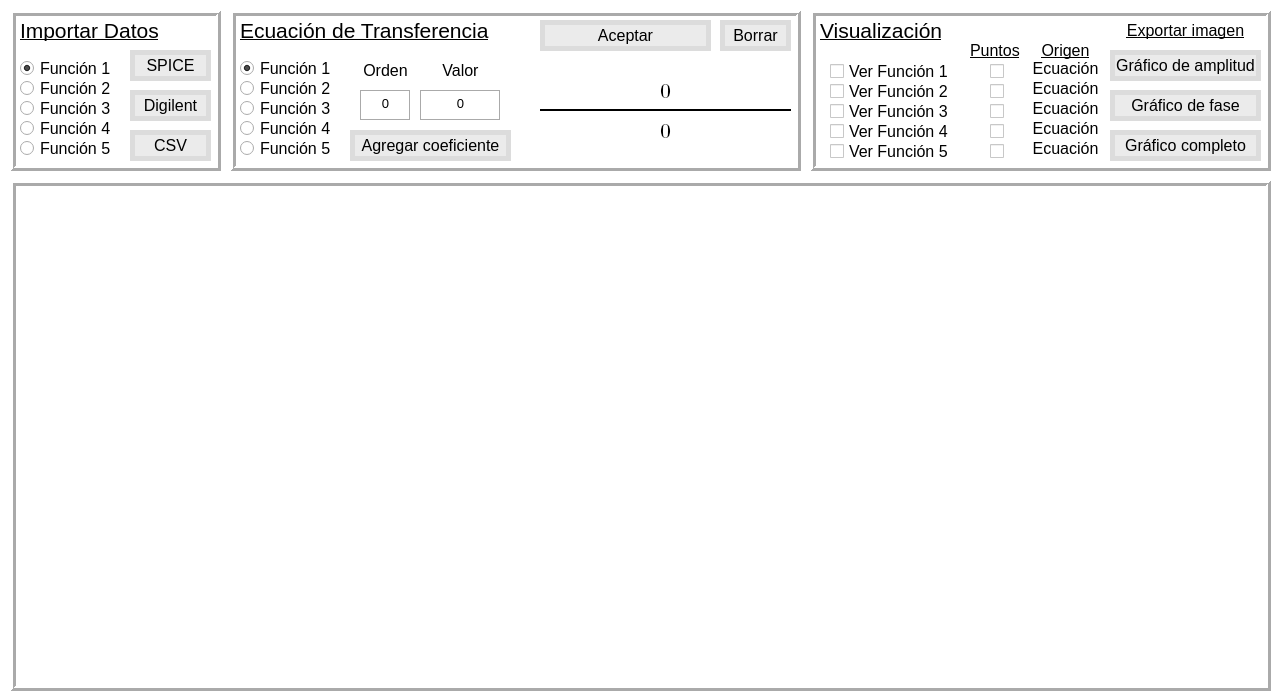
This is ui/mainwindow.ui in pabgonzalez/Plot_Tool as Qt 5 draws it before an edit. The edited form follows.
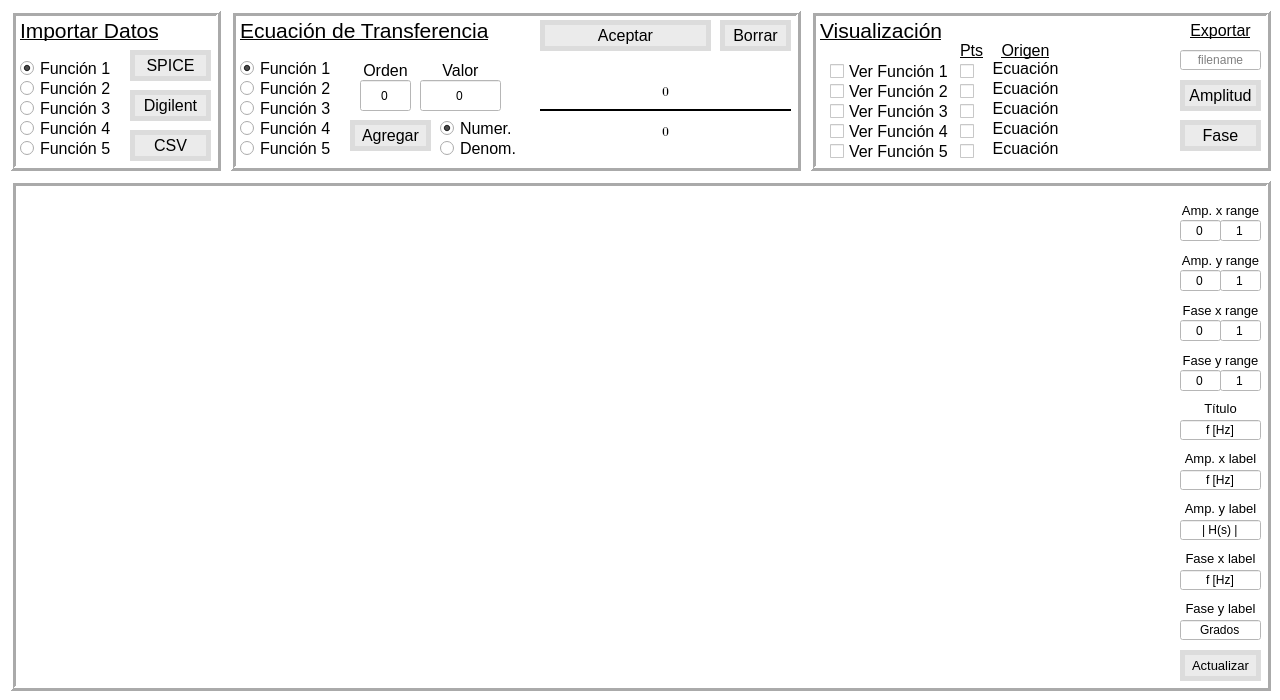
This is the edited form.

The edit to the form file:
```diff
--- a/ui/mainwindow.ui
+++ b/ui/mainwindow.ui
@@ -1,7 +1,7 @@
 <?xml version="1.0" encoding="UTF-8"?>
 <ui version="4.0">
- <class>MainWindow</class>
- <widget class="QMainWindow" name="MainWindow">
+ <class>PlotTool</class>
+ <widget class="QMainWindow" name="PlotTool">
   <property name="geometry">
    <rect>
     <x>0</x>
@@ -354,7 +354,7 @@
       <enum>Qt::Horizontal</enum>
      </property>
     </widget>
-    <widget class="QLabel" name="numerator">
+    <widget class="QLabel" name="numlabel">
      <property name="geometry">
       <rect>
        <x>315</x>
@@ -366,7 +366,7 @@
      <property name="font">
       <font>
        <family>Cambria Math</family>
-       <pointsize>16</pointsize>
+       <pointsize>10</pointsize>
       </font>
      </property>
      <property name="text">
@@ -402,6 +402,9 @@
      <property name="checked">
       <bool>true</bool>
      </property>
+     <attribute name="buttonGroup">
+      <string notr="true">buttonGroup_2</string>
+     </attribute>
     </widget>
     <widget class="QRadioButton" name="transferf3">
      <property name="geometry">
@@ -429,6 +432,9 @@
      <property name="checked">
       <bool>false</bool>
      </property>
+     <attribute name="buttonGroup">
+      <string notr="true">buttonGroup_2</string>
+     </attribute>
     </widget>
     <widget class="QRadioButton" name="transferf2">
      <property name="geometry">
@@ -456,90 +462,11 @@
      <property name="checked">
       <bool>false</bool>
      </property>
+     <attribute name="buttonGroup">
+      <string notr="true">buttonGroup_2</string>
+     </attribute>
     </widget>
-    <widget class="QTextEdit" name="coefvalue">
-     <property name="geometry">
-      <rect>
-       <x>190</x>
-       <y>80</y>
-       <width>81</width>
-       <height>31</height>
-      </rect>
-     </property>
-     <property name="font">
-      <font>
-       <pointsize>10</pointsize>
-      </font>
-     </property>
-     <property name="inputMethodHints">
-      <set>Qt::ImhFormattedNumbersOnly</set>
-     </property>
-     <property name="frameShape">
-      <enum>QFrame::Box</enum>
-     </property>
-     <property name="verticalScrollBarPolicy">
-      <enum>Qt::ScrollBarAlwaysOff</enum>
-     </property>
-     <property name="horizontalScrollBarPolicy">
-      <enum>Qt::ScrollBarAlwaysOff</enum>
-     </property>
-     <property name="lineWrapMode">
-      <enum>QTextEdit::NoWrap</enum>
-     </property>
-     <property name="readOnly">
-      <bool>false</bool>
-     </property>
-     <property name="html">
-      <string>&lt;!DOCTYPE HTML PUBLIC &quot;-//W3C//DTD HTML 4.0//EN&quot; &quot;http://www.w3.org/TR/REC-html40/strict.dtd&quot;&gt;
-&lt;html&gt;&lt;head&gt;&lt;meta name=&quot;qrichtext&quot; content=&quot;1&quot; /&gt;&lt;style type=&quot;text/css&quot;&gt;
-p, li { white-space: pre-wrap; }
-&lt;/style&gt;&lt;/head&gt;&lt;body style=&quot; font-family:'MS Shell Dlg 2'; font-size:10pt; font-weight:400; font-style:normal;&quot;&gt;
-&lt;p align=&quot;center&quot; style=&quot; margin-top:0px; margin-bottom:0px; margin-left:0px; margin-right:0px; -qt-block-indent:0; text-indent:0px;&quot;&gt;0&lt;/p&gt;
-&lt;p align=&quot;center&quot; style=&quot;-qt-paragraph-type:empty; margin-top:0px; margin-bottom:0px; margin-left:0px; margin-right:0px; -qt-block-indent:0; text-indent:0px;&quot;&gt;&lt;br /&gt;&lt;/p&gt;&lt;/body&gt;&lt;/html&gt;</string>
-     </property>
-    </widget>
-    <widget class="QTextEdit" name="coeforder">
-     <property name="geometry">
-      <rect>
-       <x>130</x>
-       <y>80</y>
-       <width>51</width>
-       <height>31</height>
-      </rect>
-     </property>
-     <property name="font">
-      <font>
-       <pointsize>10</pointsize>
-      </font>
-     </property>
-     <property name="inputMethodHints">
-      <set>Qt::ImhDigitsOnly</set>
-     </property>
-     <property name="frameShape">
-      <enum>QFrame::Box</enum>
-     </property>
-     <property name="verticalScrollBarPolicy">
-      <enum>Qt::ScrollBarAlwaysOff</enum>
-     </property>
-     <property name="horizontalScrollBarPolicy">
-      <enum>Qt::ScrollBarAlwaysOff</enum>
-     </property>
-     <property name="lineWrapMode">
-      <enum>QTextEdit::NoWrap</enum>
-     </property>
-     <property name="readOnly">
-      <bool>false</bool>
-     </property>
-     <property name="html">
-      <string>&lt;!DOCTYPE HTML PUBLIC &quot;-//W3C//DTD HTML 4.0//EN&quot; &quot;http://www.w3.org/TR/REC-html40/strict.dtd&quot;&gt;
-&lt;html&gt;&lt;head&gt;&lt;meta name=&quot;qrichtext&quot; content=&quot;1&quot; /&gt;&lt;style type=&quot;text/css&quot;&gt;
-p, li { white-space: pre-wrap; }
-&lt;/style&gt;&lt;/head&gt;&lt;body style=&quot; font-family:'MS Shell Dlg 2'; font-size:10pt; font-weight:400; font-style:normal;&quot;&gt;
-&lt;p align=&quot;center&quot; style=&quot; margin-top:0px; margin-bottom:0px; margin-left:0px; margin-right:0px; -qt-block-indent:0; text-indent:0px;&quot;&gt;0&lt;/p&gt;
-&lt;p align=&quot;center&quot; style=&quot;-qt-paragraph-type:empty; margin-top:0px; margin-bottom:0px; margin-left:0px; margin-right:0px; -qt-block-indent:0; text-indent:0px;&quot;&gt;&lt;br /&gt;&lt;/p&gt;&lt;/body&gt;&lt;/html&gt;</string>
-     </property>
-    </widget>
-    <widget class="QLabel" name="denominator">
+    <widget class="QLabel" name="denlabel">
      <property name="geometry">
       <rect>
        <x>315</x>
@@ -551,7 +478,7 @@
      <property name="font">
       <font>
        <family>Cambria Math</family>
-       <pointsize>16</pointsize>
+       <pointsize>10</pointsize>
       </font>
      </property>
      <property name="text">
@@ -653,6 +580,9 @@
      <property name="checked">
       <bool>false</bool>
      </property>
+     <attribute name="buttonGroup">
+      <string notr="true">buttonGroup_2</string>
+     </attribute>
     </widget>
     <widget class="QRadioButton" name="transferf5">
      <property name="geometry">
@@ -680,6 +610,9 @@
      <property name="checked">
       <bool>false</bool>
      </property>
+     <attribute name="buttonGroup">
+      <string notr="true">buttonGroup_2</string>
+     </attribute>
     </widget>
     <widget class="QLabel" name="label">
      <property name="geometry">
@@ -727,8 +660,8 @@
      <property name="geometry">
       <rect>
        <x>120</x>
-       <y>120</y>
-       <width>161</width>
+       <y>110</y>
+       <width>81</width>
        <height>31</height>
       </rect>
      </property>
@@ -744,7 +677,7 @@
  border-color: rgb(220, 220, 220);</string>
      </property>
      <property name="text">
-      <string>Agregar coeficiente</string>
+      <string>Agregar</string>
      </property>
      <property name="autoDefault">
       <bool>false</bool>
@@ -756,6 +689,110 @@
       <bool>false</bool>
      </property>
     </widget>
+    <widget class="QLineEdit" name="coeforder">
+     <property name="geometry">
+      <rect>
+       <x>130</x>
+       <y>70</y>
+       <width>51</width>
+       <height>31</height>
+      </rect>
+     </property>
+     <property name="layoutDirection">
+      <enum>Qt::RightToLeft</enum>
+     </property>
+     <property name="inputMethodHints">
+      <set>Qt::ImhFormattedNumbersOnly</set>
+     </property>
+     <property name="text">
+      <string>0</string>
+     </property>
+     <property name="alignment">
+      <set>Qt::AlignCenter</set>
+     </property>
+    </widget>
+    <widget class="QLineEdit" name="coefvalue">
+     <property name="geometry">
+      <rect>
+       <x>190</x>
+       <y>70</y>
+       <width>81</width>
+       <height>31</height>
+      </rect>
+     </property>
+     <property name="layoutDirection">
+      <enum>Qt::RightToLeft</enum>
+     </property>
+     <property name="inputMethodHints">
+      <set>Qt::ImhFormattedNumbersOnly</set>
+     </property>
+     <property name="text">
+      <string>0</string>
+     </property>
+     <property name="alignment">
+      <set>Qt::AlignCenter</set>
+     </property>
+    </widget>
+    <widget class="QRadioButton" name="checknumerator">
+     <property name="geometry">
+      <rect>
+       <x>210</x>
+       <y>110</y>
+       <width>101</width>
+       <height>16</height>
+      </rect>
+     </property>
+     <property name="font">
+      <font>
+       <pointsize>12</pointsize>
+      </font>
+     </property>
+     <property name="text">
+      <string>Numer.</string>
+     </property>
+     <property name="iconSize">
+      <size>
+       <width>16</width>
+       <height>16</height>
+      </size>
+     </property>
+     <property name="checked">
+      <bool>true</bool>
+     </property>
+     <attribute name="buttonGroup">
+      <string notr="true">buttonGroup</string>
+     </attribute>
+    </widget>
+    <widget class="QRadioButton" name="checkdenominator">
+     <property name="geometry">
+      <rect>
+       <x>210</x>
+       <y>130</y>
+       <width>121</width>
+       <height>16</height>
+      </rect>
+     </property>
+     <property name="font">
+      <font>
+       <pointsize>12</pointsize>
+      </font>
+     </property>
+     <property name="text">
+      <string>Denom.</string>
+     </property>
+     <property name="iconSize">
+      <size>
+       <width>16</width>
+       <height>16</height>
+      </size>
+     </property>
+     <property name="checked">
+      <bool>false</bool>
+     </property>
+     <attribute name="buttonGroup">
+      <string notr="true">buttonGroup</string>
+     </attribute>
+    </widget>
    </widget>
    <widget class="QFrame" name="frameplotconfig">
     <property name="geometry">
@@ -775,7 +812,7 @@
     <property name="lineWidth">
      <number>3</number>
     </property>
-    <widget class="QLabel" name="importlabel_2">
+    <widget class="QLabel" name="plotlabel">
      <property name="geometry">
       <rect>
        <x>10</x>
@@ -797,9 +834,9 @@
     <widget class="QPushButton" name="saveamp">
      <property name="geometry">
       <rect>
-       <x>300</x>
-       <y>40</y>
-       <width>151</width>
+       <x>370</x>
+       <y>70</y>
+       <width>81</width>
        <height>31</height>
       </rect>
      </property>
@@ -815,7 +852,7 @@
  border-color: rgb(220, 220, 220);</string>
      </property>
      <property name="text">
-      <string>Gráfico de amplitud</string>
+      <string>Amplitud</string>
      </property>
      <property name="autoDefault">
       <bool>false</bool>
@@ -830,9 +867,9 @@
     <widget class="QPushButton" name="savephase">
      <property name="geometry">
       <rect>
-       <x>300</x>
-       <y>80</y>
-       <width>151</width>
+       <x>370</x>
+       <y>110</y>
+       <width>81</width>
        <height>31</height>
       </rect>
      </property>
@@ -848,7 +885,7 @@
  border-color: rgb(220, 220, 220);</string>
      </property>
      <property name="text">
-      <string>Gráfico de fase</string>
+      <string>Fase</string>
      </property>
      <property name="autoDefault">
       <bool>false</bool>
@@ -860,45 +897,12 @@
       <bool>false</bool>
      </property>
     </widget>
-    <widget class="QPushButton" name="saveboth">
+    <widget class="QLabel" name="exportlabel">
      <property name="geometry">
       <rect>
-       <x>300</x>
-       <y>120</y>
-       <width>151</width>
-       <height>31</height>
-      </rect>
-     </property>
-     <property name="font">
-      <font>
-       <pointsize>12</pointsize>
-      </font>
-     </property>
-     <property name="styleSheet">
-      <string notr="true">background-color: rgb(235, 235, 235);
- border-style: solid;
- border-width:5px;
- border-color: rgb(220, 220, 220);</string>
-     </property>
-     <property name="text">
-      <string>Gráfico completo</string>
-     </property>
-     <property name="autoDefault">
-      <bool>false</bool>
-     </property>
-     <property name="default">
-      <bool>false</bool>
-     </property>
-     <property name="flat">
-      <bool>false</bool>
-     </property>
-    </widget>
-    <widget class="QLabel" name="importlabel_3">
-     <property name="geometry">
-      <rect>
-       <x>300</x>
+       <x>370</x>
        <y>10</y>
-       <width>151</width>
+       <width>81</width>
        <height>21</height>
       </rect>
      </property>
@@ -909,7 +913,7 @@
       </font>
      </property>
      <property name="text">
-      <string>Exportar imagen</string>
+      <string>Exportar</string>
      </property>
      <property name="alignment">
       <set>Qt::AlignCenter</set>
@@ -1005,12 +1009,12 @@
       <string>Ver Función 2</string>
      </property>
     </widget>
-    <widget class="QLabel" name="importlabel_4">
+    <widget class="QLabel" name="pointslabel">
      <property name="geometry">
       <rect>
-       <x>160</x>
+       <x>150</x>
        <y>30</y>
-       <width>51</width>
+       <width>31</width>
        <height>21</height>
       </rect>
      </property>
@@ -1021,13 +1025,13 @@
       </font>
      </property>
      <property name="text">
-      <string>Puntos</string>
+      <string>Pts</string>
      </property>
     </widget>
     <widget class="QCheckBox" name="checkp1">
      <property name="geometry">
       <rect>
-       <x>180</x>
+       <x>150</x>
        <y>50</y>
        <width>16</width>
        <height>23</height>
@@ -1045,7 +1049,7 @@
     <widget class="QCheckBox" name="checkp2">
      <property name="geometry">
       <rect>
-       <x>180</x>
+       <x>150</x>
        <y>70</y>
        <width>16</width>
        <height>23</height>
@@ -1063,7 +1067,7 @@
     <widget class="QCheckBox" name="checkp3">
      <property name="geometry">
       <rect>
-       <x>180</x>
+       <x>150</x>
        <y>90</y>
        <width>16</width>
        <height>23</height>
@@ -1081,7 +1085,7 @@
     <widget class="QCheckBox" name="checkp4">
      <property name="geometry">
       <rect>
-       <x>180</x>
+       <x>150</x>
        <y>110</y>
        <width>16</width>
        <height>23</height>
@@ -1099,7 +1103,7 @@
     <widget class="QCheckBox" name="checkp5">
      <property name="geometry">
       <rect>
-       <x>180</x>
+       <x>150</x>
        <y>130</y>
        <width>16</width>
        <height>23</height>
@@ -1114,10 +1118,10 @@
       <string/>
      </property>
     </widget>
-    <widget class="QLabel" name="importlabel_6">
+    <widget class="QLabel" name="originlabel">
      <property name="geometry">
       <rect>
-       <x>220</x>
+       <x>180</x>
        <y>30</y>
        <width>71</width>
        <height>21</height>
@@ -1139,7 +1143,7 @@
     <widget class="QLabel" name="origin1">
      <property name="geometry">
       <rect>
-       <x>220</x>
+       <x>180</x>
        <y>50</y>
        <width>71</width>
        <height>16</height>
@@ -1160,7 +1164,7 @@
     <widget class="QLabel" name="origin2">
      <property name="geometry">
       <rect>
-       <x>220</x>
+       <x>180</x>
        <y>70</y>
        <width>71</width>
        <height>16</height>
@@ -1181,7 +1185,7 @@
     <widget class="QLabel" name="origin3">
      <property name="geometry">
       <rect>
-       <x>220</x>
+       <x>180</x>
        <y>90</y>
        <width>71</width>
        <height>16</height>
@@ -1202,7 +1206,7 @@
     <widget class="QLabel" name="origin4">
      <property name="geometry">
       <rect>
-       <x>220</x>
+       <x>180</x>
        <y>110</y>
        <width>71</width>
        <height>16</height>
@@ -1223,7 +1227,7 @@
     <widget class="QLabel" name="origin5">
      <property name="geometry">
       <rect>
-       <x>220</x>
+       <x>180</x>
        <y>130</y>
        <width>71</width>
        <height>16</height>
@@ -1241,6 +1245,28 @@
       <set>Qt::AlignCenter</set>
      </property>
     </widget>
+    <widget class="QLineEdit" name="filenameedit">
+     <property name="geometry">
+      <rect>
+       <x>370</x>
+       <y>40</y>
+       <width>81</width>
+       <height>20</height>
+      </rect>
+     </property>
+     <property name="inputMethodHints">
+      <set>Qt::ImhNone</set>
+     </property>
+     <property name="text">
+      <string/>
+     </property>
+     <property name="alignment">
+      <set>Qt::AlignCenter</set>
+     </property>
+     <property name="placeholderText">
+      <string>filename</string>
+     </property>
+    </widget>
    </widget>
    <widget class="QFrame" name="frameplot">
     <property name="geometry">
@@ -1260,31 +1286,515 @@
     <property name="lineWidth">
      <number>3</number>
     </property>
-    <widget class="QWidget" name="ampplot" native="true">
+    <widget class="QStackedWidget" name="ampplot">
      <property name="geometry">
       <rect>
        <x>10</x>
        <y>10</y>
-       <width>611</width>
+       <width>561</width>
        <height>491</height>
       </rect>
      </property>
+     <widget class="QWidget" name="ampplotPage1" native="true"/>
     </widget>
-    <widget class="QWidget" name="phaseplot" native="true">
+    <widget class="QStackedWidget" name="phaseplot">
      <property name="geometry">
       <rect>
-       <x>640</x>
+       <x>580</x>
        <y>10</y>
-       <width>611</width>
+       <width>561</width>
        <height>491</height>
       </rect>
      </property>
+     <widget class="QWidget" name="phaseplotPage1" native="true"/>
+    </widget>
+    <widget class="QFrame" name="frame">
+     <property name="geometry">
+      <rect>
+       <x>1160</x>
+       <y>10</y>
+       <width>91</width>
+       <height>491</height>
+      </rect>
+     </property>
+     <property name="frameShape">
+      <enum>QFrame::NoFrame</enum>
+     </property>
+     <property name="frameShadow">
+      <enum>QFrame::Raised</enum>
+     </property>
+     <property name="lineWidth">
+      <number>2</number>
+     </property>
+     <widget class="QLabel" name="axrangelabel">
+      <property name="geometry">
+       <rect>
+        <x>10</x>
+        <y>10</y>
+        <width>81</width>
+        <height>20</height>
+       </rect>
+      </property>
+      <property name="font">
+       <font>
+        <pointsize>10</pointsize>
+        <underline>false</underline>
+       </font>
+      </property>
+      <property name="text">
+       <string>Amp. x range</string>
+      </property>
+      <property name="alignment">
+       <set>Qt::AlignCenter</set>
+      </property>
+     </widget>
+     <widget class="QLineEdit" name="axmin">
+      <property name="geometry">
+       <rect>
+        <x>10</x>
+        <y>30</y>
+        <width>41</width>
+        <height>21</height>
+       </rect>
+      </property>
+      <property name="inputMethodHints">
+       <set>Qt::ImhFormattedNumbersOnly</set>
+      </property>
+      <property name="text">
+       <string>0</string>
+      </property>
+      <property name="alignment">
+       <set>Qt::AlignCenter</set>
+      </property>
+     </widget>
+     <widget class="QLineEdit" name="editaylabel">
+      <property name="geometry">
+       <rect>
+        <x>10</x>
+        <y>330</y>
+        <width>81</width>
+        <height>20</height>
+       </rect>
+      </property>
+      <property name="text">
+       <string>| H(s) |</string>
+      </property>
+      <property name="alignment">
+       <set>Qt::AlignCenter</set>
+      </property>
+     </widget>
+     <widget class="QLineEdit" name="editaxlabel">
+      <property name="geometry">
+       <rect>
+        <x>10</x>
+        <y>280</y>
+        <width>81</width>
+        <height>20</height>
+       </rect>
+      </property>
+      <property name="text">
+       <string>f [Hz]</string>
+      </property>
+      <property name="alignment">
+       <set>Qt::AlignCenter</set>
+      </property>
+     </widget>
+     <widget class="QLabel" name="fxlabel">
+      <property name="geometry">
+       <rect>
+        <x>10</x>
+        <y>358</y>
+        <width>81</width>
+        <height>20</height>
+       </rect>
+      </property>
+      <property name="font">
+       <font>
+        <pointsize>10</pointsize>
+        <underline>false</underline>
+       </font>
+      </property>
+      <property name="text">
+       <string>Fase x label</string>
+      </property>
+      <property name="alignment">
+       <set>Qt::AlignCenter</set>
+      </property>
+     </widget>
+     <widget class="QLineEdit" name="fxmin">
+      <property name="geometry">
+       <rect>
+        <x>10</x>
+        <y>130</y>
+        <width>41</width>
+        <height>21</height>
+       </rect>
+      </property>
+      <property name="inputMethodHints">
+       <set>Qt::ImhFormattedNumbersOnly</set>
+      </property>
+      <property name="text">
+       <string>0</string>
+      </property>
+      <property name="alignment">
+       <set>Qt::AlignCenter</set>
+      </property>
+     </widget>
+     <widget class="QLabel" name="aylabel">
+      <property name="geometry">
+       <rect>
+        <x>10</x>
+        <y>308</y>
+        <width>81</width>
+        <height>20</height>
+       </rect>
+      </property>
+      <property name="font">
+       <font>
+        <pointsize>10</pointsize>
+        <underline>false</underline>
+       </font>
+      </property>
+      <property name="text">
+       <string>Amp. y label</string>
+      </property>
+      <property name="alignment">
+       <set>Qt::AlignCenter</set>
+      </property>
+     </widget>
+     <widget class="QLabel" name="fxrangelabel">
+      <property name="geometry">
+       <rect>
+        <x>10</x>
+        <y>110</y>
+        <width>81</width>
+        <height>20</height>
+       </rect>
+      </property>
+      <property name="font">
+       <font>
+        <pointsize>10</pointsize>
+        <underline>false</underline>
+       </font>
+      </property>
+      <property name="text">
+       <string>Fase x range</string>
+      </property>
+      <property name="alignment">
+       <set>Qt::AlignCenter</set>
+      </property>
+     </widget>
+     <widget class="QLineEdit" name="aymax">
+      <property name="geometry">
+       <rect>
+        <x>50</x>
+        <y>80</y>
+        <width>41</width>
+        <height>21</height>
+       </rect>
+      </property>
+      <property name="inputMethodHints">
+       <set>Qt::ImhFormattedNumbersOnly</set>
+      </property>
+      <property name="text">
+       <string>1</string>
+      </property>
+      <property name="alignment">
+       <set>Qt::AlignCenter</set>
+      </property>
+     </widget>
+     <widget class="QLabel" name="ayrangelabel">
+      <property name="geometry">
+       <rect>
+        <x>10</x>
+        <y>60</y>
+        <width>81</width>
+        <height>20</height>
+       </rect>
+      </property>
+      <property name="font">
+       <font>
+        <pointsize>10</pointsize>
+        <underline>false</underline>
+       </font>
+      </property>
+      <property name="text">
+       <string>Amp. y range</string>
+      </property>
+      <property name="alignment">
+       <set>Qt::AlignCenter</set>
+      </property>
+     </widget>
+     <widget class="QLabel" name="fyrangelabel">
+      <property name="geometry">
+       <rect>
+        <x>10</x>
+        <y>160</y>
+        <width>81</width>
+        <height>20</height>
+       </rect>
+      </property>
+      <property name="font">
+       <font>
+        <pointsize>10</pointsize>
+        <underline>false</underline>
+       </font>
+      </property>
+      <property name="text">
+       <string>Fase y range</string>
+      </property>
+      <property name="alignment">
+       <set>Qt::AlignCenter</set>
+      </property>
+     </widget>
+     <widget class="QLineEdit" name="fymax">
+      <property name="geometry">
+       <rect>
+        <x>50</x>
+        <y>180</y>
+        <width>41</width>
+        <height>21</height>
+       </rect>
+      </property>
+      <property name="inputMethodHints">
+       <set>Qt::ImhFormattedNumbersOnly</set>
+      </property>
+      <property name="text">
+       <string>1</string>
+      </property>
+      <property name="alignment">
+       <set>Qt::AlignCenter</set>
+      </property>
+     </widget>
+     <widget class="QLabel" name="axlabel">
+      <property name="geometry">
+       <rect>
+        <x>10</x>
+        <y>258</y>
+        <width>81</width>
+        <height>20</height>
+       </rect>
+      </property>
+      <property name="font">
+       <font>
+        <pointsize>10</pointsize>
+        <underline>false</underline>
+       </font>
+      </property>
+      <property name="text">
+       <string>Amp. x label</string>
+      </property>
+      <property name="alignment">
+       <set>Qt::AlignCenter</set>
+      </property>
+     </widget>
+     <widget class="QLineEdit" name="axmax">
+      <property name="geometry">
+       <rect>
+        <x>50</x>
+        <y>30</y>
+        <width>41</width>
+        <height>21</height>
+       </rect>
+      </property>
+      <property name="inputMethodHints">
+       <set>Qt::ImhFormattedNumbersOnly</set>
+      </property>
+      <property name="text">
+       <string>1</string>
+      </property>
+      <property name="alignment">
+       <set>Qt::AlignCenter</set>
+      </property>
+     </widget>
+     <widget class="QLineEdit" name="editfylabel">
+      <property name="geometry">
+       <rect>
+        <x>10</x>
+        <y>430</y>
+        <width>81</width>
+        <height>20</height>
+       </rect>
+      </property>
+      <property name="text">
+       <string>Grados</string>
+      </property>
+      <property name="alignment">
+       <set>Qt::AlignCenter</set>
+      </property>
+     </widget>
+     <widget class="QLineEdit" name="fxmax">
+      <property name="geometry">
+       <rect>
+        <x>50</x>
+        <y>130</y>
+        <width>41</width>
+        <height>21</height>
+       </rect>
+      </property>
+      <property name="inputMethodHints">
+       <set>Qt::ImhFormattedNumbersOnly</set>
+      </property>
+      <property name="text">
+       <string>1</string>
+      </property>
+      <property name="alignment">
+       <set>Qt::AlignCenter</set>
+      </property>
+     </widget>
+     <widget class="QLineEdit" name="editfxlabel">
+      <property name="geometry">
+       <rect>
+        <x>10</x>
+        <y>380</y>
+        <width>81</width>
+        <height>20</height>
+       </rect>
+      </property>
+      <property name="text">
+       <string>f [Hz]</string>
+      </property>
+      <property name="alignment">
+       <set>Qt::AlignCenter</set>
+      </property>
+     </widget>
+     <widget class="QLineEdit" name="fymin">
+      <property name="geometry">
+       <rect>
+        <x>10</x>
+        <y>180</y>
+        <width>41</width>
+        <height>21</height>
+       </rect>
+      </property>
+      <property name="inputMethodHints">
+       <set>Qt::ImhFormattedNumbersOnly</set>
+      </property>
+      <property name="text">
+       <string>0</string>
+      </property>
+      <property name="alignment">
+       <set>Qt::AlignCenter</set>
+      </property>
+     </widget>
+     <widget class="QLineEdit" name="aymin">
+      <property name="geometry">
+       <rect>
+        <x>10</x>
+        <y>80</y>
+        <width>41</width>
+        <height>21</height>
+       </rect>
+      </property>
+      <property name="inputMethodHints">
+       <set>Qt::ImhFormattedNumbersOnly</set>
+      </property>
+      <property name="text">
+       <string>0</string>
+      </property>
+      <property name="alignment">
+       <set>Qt::AlignCenter</set>
+      </property>
+     </widget>
+     <widget class="QLabel" name="fylabel">
+      <property name="geometry">
+       <rect>
+        <x>10</x>
+        <y>408</y>
+        <width>81</width>
+        <height>20</height>
+       </rect>
+      </property>
+      <property name="font">
+       <font>
+        <pointsize>10</pointsize>
+        <underline>false</underline>
+       </font>
+      </property>
+      <property name="text">
+       <string>Fase y label</string>
+      </property>
+      <property name="alignment">
+       <set>Qt::AlignCenter</set>
+      </property>
+     </widget>
+     <widget class="QLabel" name="titlelabel">
+      <property name="geometry">
+       <rect>
+        <x>10</x>
+        <y>208</y>
+        <width>81</width>
+        <height>20</height>
+       </rect>
+      </property>
+      <property name="font">
+       <font>
+        <pointsize>10</pointsize>
+        <underline>false</underline>
+       </font>
+      </property>
+      <property name="text">
+       <string>Título</string>
+      </property>
+      <property name="alignment">
+       <set>Qt::AlignCenter</set>
+      </property>
+     </widget>
+     <widget class="QLineEdit" name="edittitle">
+      <property name="geometry">
+       <rect>
+        <x>10</x>
+        <y>230</y>
+        <width>81</width>
+        <height>20</height>
+       </rect>
+      </property>
+      <property name="text">
+       <string>f [Hz]</string>
+      </property>
+      <property name="alignment">
+       <set>Qt::AlignCenter</set>
+      </property>
+     </widget>
+     <widget class="QPushButton" name="updatebtn">
+      <property name="geometry">
+       <rect>
+        <x>10</x>
+        <y>460</y>
+        <width>81</width>
+        <height>31</height>
+       </rect>
+      </property>
+      <property name="font">
+       <font>
+        <pointsize>10</pointsize>
+       </font>
+      </property>
+      <property name="styleSheet">
+       <string notr="true">background-color: rgb(235, 235, 235);
+ border-style: solid;
+ border-width:5px;
+ border-color: rgb(220, 220, 220);</string>
+      </property>
+      <property name="text">
+       <string>Actualizar</string>
+      </property>
+      <property name="autoDefault">
+       <bool>false</bool>
+      </property>
+      <property name="default">
+       <bool>false</bool>
+      </property>
+      <property name="flat">
+       <bool>false</bool>
+      </property>
+     </widget>
     </widget>
    </widget>
-   <zorder>frameplotconfig</zorder>
    <zorder>frametransfer</zorder>
    <zorder>frameimport</zorder>
    <zorder>frameplot</zorder>
+   <zorder>frameplotconfig</zorder>
   </widget>
  </widget>
  <resources/>
```
Left out of the diff: 4 changed lines with no effect on the pictures.
